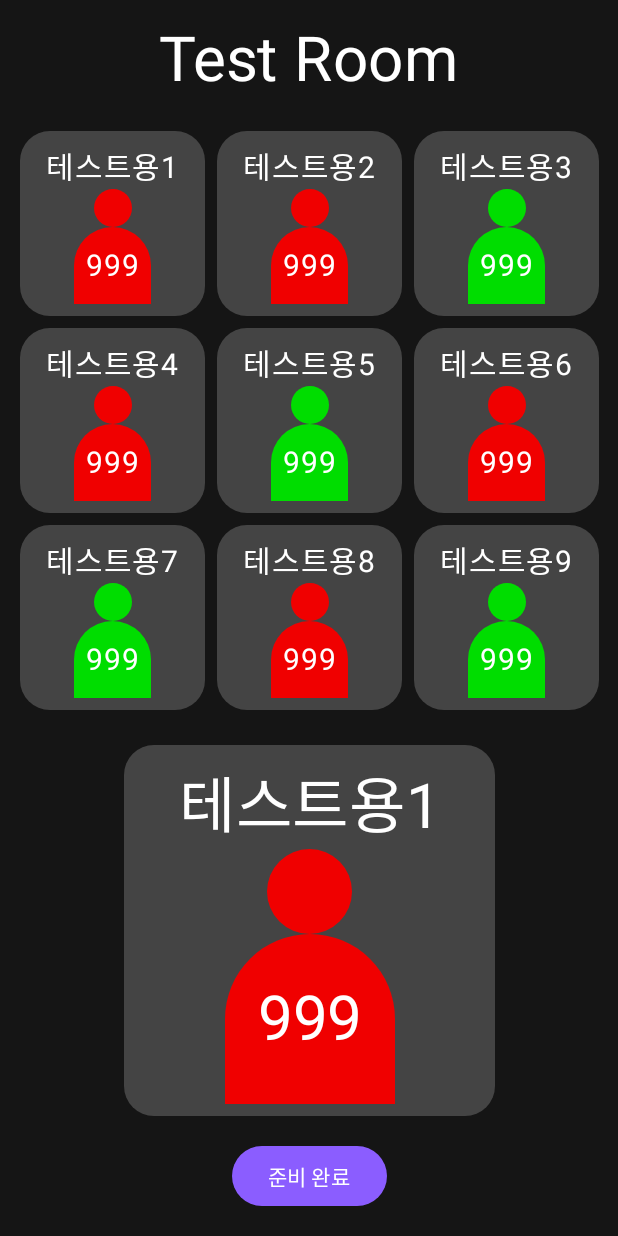
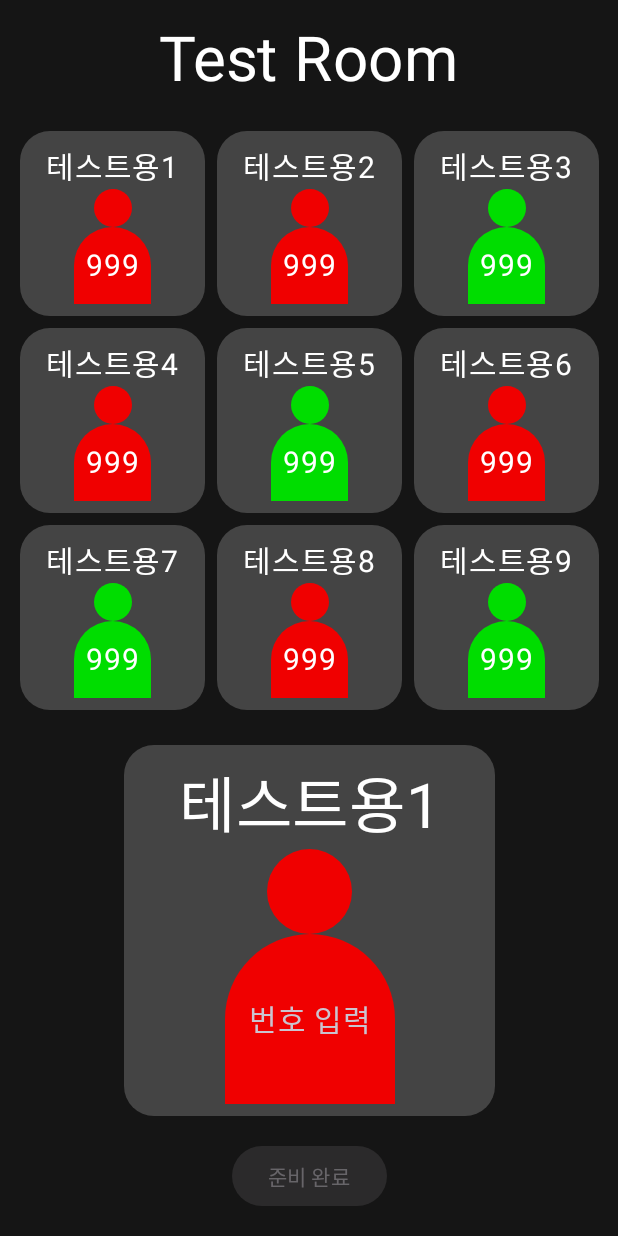
Before and after one commit to SharonProject1/SharonApp, an Android app built with Jetpack Compose: the @Preview function WaitingRoomScreenPreview, on a phone screen of 412 x 824 dp. Run offline under Robolectric (Android 15) with nearby library versions, the phone set to English and light mode, and no system bars.

Commit message:
WaitingRoom.kt에 자신 캐릭터 등번호 입력창 추가

```diff
--- a/app/src/main/java/com/example/sharon/screens/WaitingRoom.kt
+++ b/app/src/main/java/com/example/sharon/screens/WaitingRoom.kt
@@ -2,12 +2,14 @@ package com.example.sharon.screens
 
 import android.content.res.Configuration
 import androidx.compose.foundation.background
+import androidx.compose.foundation.gestures.detectTapGestures
 import androidx.compose.foundation.layout.Arrangement
 import androidx.compose.foundation.layout.Box
 import androidx.compose.foundation.layout.Column
 import androidx.compose.foundation.layout.Spacer
 import androidx.compose.foundation.layout.aspectRatio
 import androidx.compose.foundation.layout.fillMaxSize
+import androidx.compose.foundation.layout.fillMaxWidth
 import androidx.compose.foundation.layout.height
 import androidx.compose.foundation.layout.padding
 import androidx.compose.foundation.layout.size
@@ -15,20 +17,29 @@ import androidx.compose.foundation.lazy.grid.GridCells
 import androidx.compose.foundation.lazy.grid.LazyVerticalGrid
 import androidx.compose.foundation.shape.CircleShape
 import androidx.compose.foundation.shape.RoundedCornerShape
+import androidx.compose.foundation.text.KeyboardOptions
 import androidx.compose.material3.Button
 import androidx.compose.material3.ButtonDefaults
 import androidx.compose.material3.MaterialTheme
 import androidx.compose.material3.Scaffold
 import androidx.compose.material3.Text
+import androidx.compose.material3.TextField
+import androidx.compose.material3.TextFieldDefaults
 import androidx.compose.runtime.Composable
+import androidx.compose.runtime.MutableState
 import androidx.compose.runtime.getValue
 import androidx.compose.runtime.mutableStateOf
 import androidx.compose.runtime.remember
+import androidx.compose.runtime.setValue
 import androidx.compose.ui.Alignment
 import androidx.compose.ui.Modifier
 import androidx.compose.ui.draw.clip
 import androidx.compose.ui.graphics.Color
+import androidx.compose.ui.input.pointer.pointerInput
 import androidx.compose.ui.platform.LocalConfiguration
+import androidx.compose.ui.platform.LocalFocusManager
+import androidx.compose.ui.text.input.KeyboardType
+import androidx.compose.ui.text.style.TextAlign
 import androidx.compose.ui.text.style.TextOverflow
 import androidx.compose.ui.tooling.preview.Preview
 import androidx.compose.ui.unit.dp
@@ -36,6 +47,7 @@ import androidx.compose.ui.unit.sp
 import com.example.sharon.ui.theme.Green
 import com.example.sharon.ui.theme.Red
 import com.example.sharon.ui.theme.SharonTheme
+import com.example.sharon.ui.theme.White
 
 // 추후 삭제 요망
 val testData = listOf(
@@ -57,6 +69,9 @@ class WaitingRoom {
             val screenWidth = configuration.screenWidthDp
             val screenHeight = configuration.screenHeightDp
 
+            val focusManager = LocalFocusManager.current
+            val isButtonEnabled = remember { mutableStateOf(false) }
+
             val playerData: List<List<String>> = testData
 
             val numberOfPlayers by remember { mutableStateOf(playerData.size) }
@@ -65,6 +80,11 @@ class WaitingRoom {
                 Box(
                     modifier = Modifier
                         .background(MaterialTheme.colorScheme.background)
+                        .pointerInput(Unit) {
+                            detectTapGestures {
+                                focusManager.clearFocus()
+                            }
+                        }
                         .fillMaxSize()
                         .padding(innerPadding),
                 ) {
@@ -100,12 +120,15 @@ class WaitingRoom {
                         PlayerBox(
                             size = (screenHeight * 30/100),
                             index = 0,
+                            doesTextFieldExists = true,
+                            isButtonEnabled = isButtonEnabled,
                             screenWidth = screenWidth,
                             playerData = playerData
                         )
                         Spacer(modifier = Modifier.height((screenHeight * 2/100).dp))
                         Button(
                             onClick = { nextScreen() },
+                            enabled = isButtonEnabled.value,
                             colors = ButtonDefaults.buttonColors(
                                 containerColor = MaterialTheme.colorScheme.primary,
                                 contentColor = MaterialTheme.colorScheme.onPrimary
@@ -122,11 +145,11 @@ class WaitingRoom {
 }
 
 @Composable
-fun PlayerBox(size: Int, index: Int, screenWidth: Int, playerData: List<List<String>>) {
-
-    var figureColor = Red
+fun PlayerBox(size: Int, index: Int, doesTextFieldExists: Boolean = false, isButtonEnabled: MutableState<Boolean> = mutableStateOf(false), screenWidth: Int, playerData: List<List<String>>) {
+    var textState by remember { mutableStateOf("") }
 
     val isReady = playerData[index][2]
+    var figureColor = Red
     if(isReady == "true")
         figureColor = Green
 
@@ -174,11 +197,45 @@ fun PlayerBox(size: Int, index: Int, screenWidth: Int, playerData: List<List<Str
                             .aspectRatio(1f)
                             .fillMaxSize()
                     ) {
+                        if(doesTextFieldExists) {
+                            TextField(
+                                value = textState,
+                                onValueChange = {
+                                    if(it.all { it.isDigit() } && it.length <= 3)
+                                        textState = it
+                                        isButtonEnabled.value = true
+                                },
+                                placeholder = {
+                                    Text(
+                                        text = "번호 입력",
+                                        fontSize = (screenWidth * 5/100).sp,
+                                        textAlign = TextAlign.Center,
+                                        modifier = Modifier.fillMaxWidth()
+                                    )
+                                },
+                                colors = TextFieldDefaults.colors(
+                                    focusedTextColor = White,
+                                    unfocusedTextColor = Color.LightGray,
+                                    disabledTextColor = Color.Gray,
+                                    focusedContainerColor = Color(0x00000000),
+                                    unfocusedContainerColor = Color(0x00000000),
+                                    disabledContainerColor = Color(0x00000000),
+                                    focusedIndicatorColor = Color(0x00000000),
+                                    unfocusedIndicatorColor = Color(0x00000000),
+                                    disabledIndicatorColor = Color(0x00000000)
+                                ),
+                                keyboardOptions = KeyboardOptions(keyboardType = KeyboardType.Number),
+                                modifier = Modifier
+                                    .align(Alignment.Center)
+                                    .fillMaxWidth()
+                            )
+                        } else {
                             Text(
                                 text = playerData[index][1],
                                 fontSize = (size/6).sp,
                                 modifier = Modifier.align(Alignment.Center)
                             )
+                        }
                     }
                 }
             }
```
Lines whose indentation alone changed are shown as unchanged.
